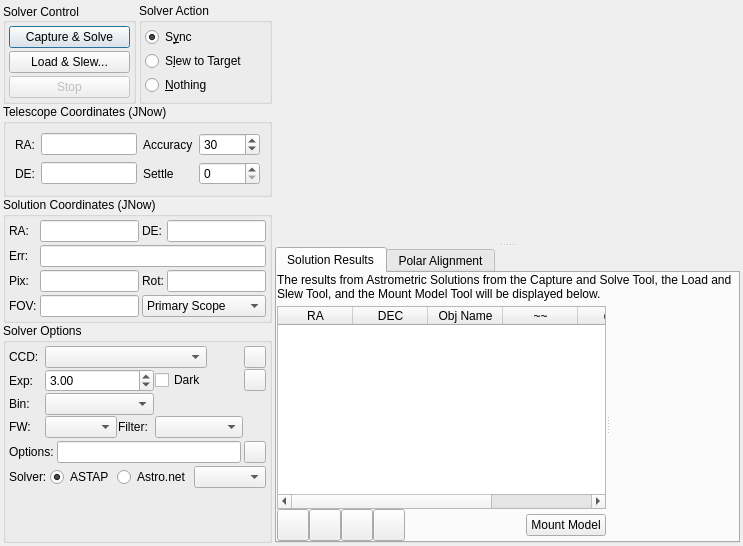
Qt form kstars/ekos/align/align.ui (KDE/kstars) before a commit.
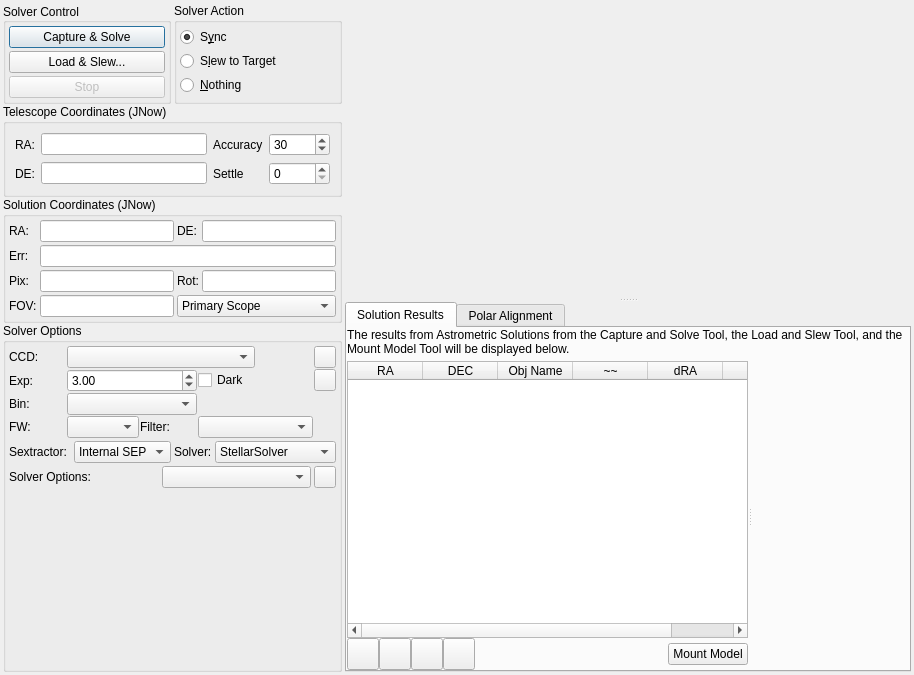
The same form after that commit. Custom widgets are drawn as their Qt base class.

Commit message: Attempt at integrating the solver

```diff
--- a/kstars/ekos/align/align.ui
+++ b/kstars/ekos/align/align.ui
@@ -6,8 +6,8 @@
    <rect>
     <x>0</x>
     <y>0</y>
-    <width>709</width>
-    <height>546</height>
+    <width>914</width>
+    <height>675</height>
    </rect>
   </property>
   <layout class="QHBoxLayout" name="primaryLayout" stretch="1,3">
@@ -597,20 +597,77 @@
           <item>
            <widget class="QLabel" name="label_14">
             <property name="text">
-             <string>Options:</string>
+             <string>Sextractor: </string>
             </property>
            </widget>
           </item>
           <item>
-           <widget class="QLineEdit" name="solverOptions">
-            <property name="statusTip">
-             <string>Additional options to be the solver</string>
+           <widget class="QComboBox" name="sextractorTypeCombo">
+            <item>
+             <property name="text">
+              <string>Internal SEP</string>
+             </property>
+            </item>
+            <item>
+             <property name="text">
+              <string>External</string>
+             </property>
+            </item>
+            <item>
+             <property name="text">
+              <string>Built In</string>
+             </property>
+            </item>
+           </widget>
+          </item>
+          <item>
+           <widget class="QLabel" name="label_25">
+            <property name="text">
+             <string>Solver:</string>
             </property>
-            <property name="readOnly">
-             <bool>false</bool>
+           </widget>
+          </item>
+          <item>
+           <widget class="QComboBox" name="solverTypeCombo">
+            <item>
+             <property name="text">
+              <string>StellarSolver</string>
+             </property>
+            </item>
+            <item>
+             <property name="text">
+              <string>Local Astrometry</string>
+             </property>
+            </item>
+            <item>
+             <property name="text">
+              <string>ASTAP</string>
+             </property>
+            </item>
+            <item>
+             <property name="text">
+              <string>Online</string>
+             </property>
+            </item>
+           </widget>
+          </item>
+         </layout>
+        </item>
+        <item>
+         <layout class="QHBoxLayout" name="horizontalLayout_20">
+          <property name="spacing">
+           <number>3</number>
+          </property>
+          <item>
+           <widget class="QLabel" name="label_16">
+            <property name="text">
+             <string>Solver Options:</string>
             </property>
            </widget>
           </item>
+          <item>
+           <widget class="QComboBox" name="optionsProfile"/>
+          </item>
           <item>
            <widget class="QPushButton" name="editOptionsB">
             <property name="minimumSize">
@@ -635,52 +692,6 @@
           </item>
          </layout>
         </item>
-        <item>
-         <layout class="QHBoxLayout" name="horizontalLayout_12">
-          <property name="spacing">
-           <number>3</number>
-          </property>
-          <item>
-           <widget class="QLabel" name="label_21">
-            <property name="text">
-             <string>Solver:</string>
-            </property>
-           </widget>
-          </item>
-          <item>
-           <widget class="QRadioButton" name="astapSolverR">
-            <property name="toolTip">
-             <string>&lt;html&gt;&lt;head/&gt;&lt;body&gt;&lt;p&gt;Use ASTAP external solver. ASTAP must be installed and configured.&lt;/p&gt;&lt;/body&gt;&lt;/html&gt;</string>
-            </property>
-            <property name="text">
-             <string>ASTAP</string>
-            </property>
-            <property name="checked">
-             <bool>true</bool>
-            </property>
-            <attribute name="buttonGroup">
-             <string notr="true">solverBackendGroup</string>
-            </attribute>
-           </widget>
-          </item>
-          <item>
-           <widget class="QRadioButton" name="astrometrySolverR">
-            <property name="toolTip">
-             <string>&lt;html&gt;&lt;head/&gt;&lt;body&gt;&lt;p&gt;Use astrometry.net solver.&lt;/p&gt;&lt;/body&gt;&lt;/html&gt;</string>
-            </property>
-            <property name="text">
-             <string>Astro.net</string>
-            </property>
-            <attribute name="buttonGroup">
-             <string notr="true">solverBackendGroup</string>
-            </attribute>
-           </widget>
-          </item>
-          <item>
-           <widget class="QComboBox" name="astrometryTypeCombo"/>
-          </item>
-         </layout>
-        </item>
         <item>
          <spacer name="verticalSpacer">
           <property name="orientation">
@@ -692,7 +703,7 @@
           <property name="sizeHint" stdset="0">
            <size>
             <width>20</width>
-            <height>1</height>
+            <height>40</height>
            </size>
           </property>
          </spacer>
```
Left out of the diff: 8 changed lines with no effect on the pictures. The commit also changes 12 other files.
